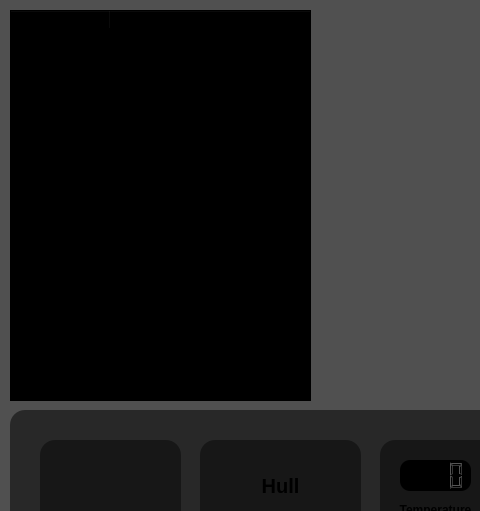
This is reach_spaceship_controller/mainwindow.ui in SUP3RBOB/project3_section3_group7 as Qt 5 draws it before an edit; both pictures show x 0 to 480 and y 0 to 511 of the 1280 by 720 pixel window. The edited form follows.
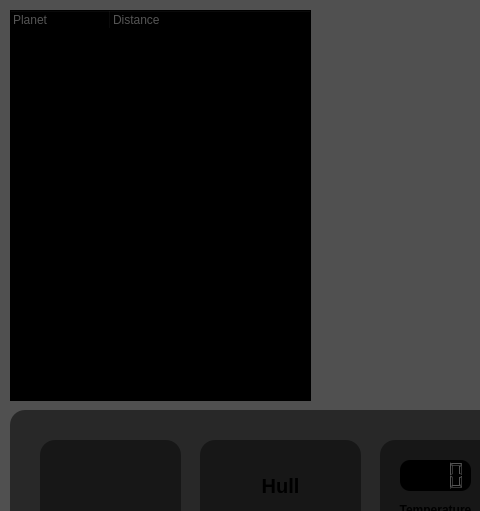
This is the edited form. Icons and pictures are not drawn.

Commit message:
Integrated map module with UI
- Changed up some planet values (and added some more)

```diff
--- a/reach_spaceship_controller/mainwindow.ui
+++ b/reach_spaceship_controller/mainwindow.ui
@@ -348,7 +348,8 @@
      </rect>
     </property>
     <property name="styleSheet">
-     <string notr="true">background-color: rgb(0, 0, 0);</string>
+     <string notr="true">background-color: rgb(0, 0, 0);
+color: rgb(255, 255, 255);</string>
     </property>
     <column>
      <property name="text">
```
The commit also changes 2 other files.
